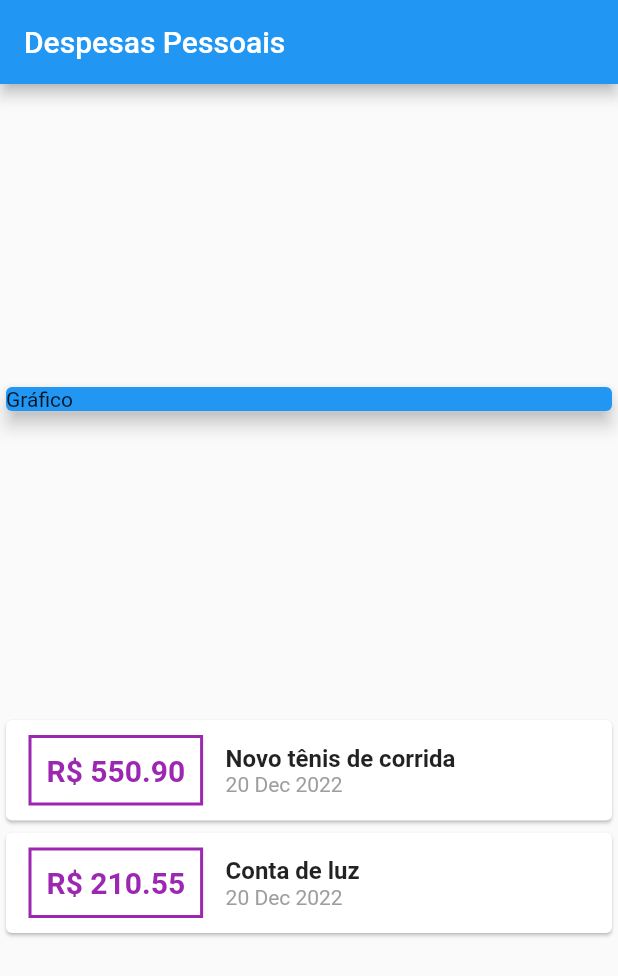
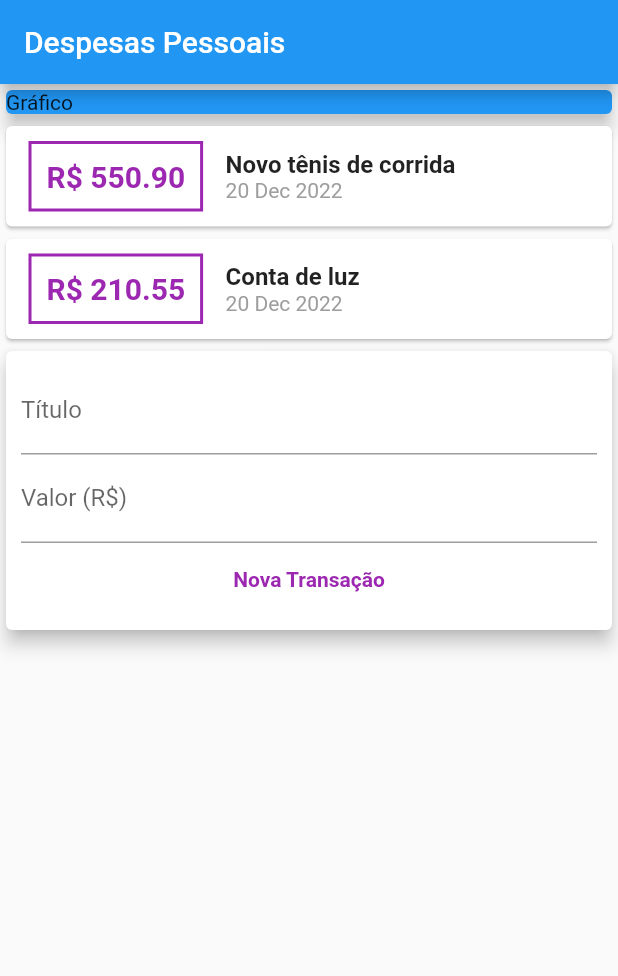
Before and after one commit to Edu551/projetos_flutter, a Flutter app: the screen it shows after launch, on a phone screen of 412 x 824 dp. Shown: the top 976 px of the screen. Run offline on Flutter 3.47's test engine with Material 2 defaults, Android fonts, the phone set to English and light mode, and no system bars.

Commit message:
Criação do textButton

```diff
--- a/expenses/lib/main.dart
+++ b/expenses/lib/main.dart
@@ -42,11 +42,10 @@ class MyHomePage extends StatelessWidget {
         title: const Text('Despesas Pessoais'),
       ),
       body: Column(
-        mainAxisAlignment: MainAxisAlignment.spaceEvenly,
         crossAxisAlignment: CrossAxisAlignment.stretch,
         children: <Widget>[
           Container(
-            child: Card(
+            child: const Card(
               color: Colors.blue,
               elevation: 5,
               child: Text('Gráfico'),
@@ -58,7 +57,7 @@ class MyHomePage extends StatelessWidget {
                 child: Row(
                   children: <Widget>[
                     Container(
-                      margin: EdgeInsets.symmetric(
+                      margin: const EdgeInsets.symmetric(
                         horizontal: 15,
                         vertical: 10,
                       ),
@@ -68,10 +67,10 @@ class MyHomePage extends StatelessWidget {
                           width: 2,
                         ),
                       ),
-                      padding: EdgeInsets.all(10),
+                      padding: const EdgeInsets.all(10),
                       child: Text(
                         'R\$ ${tr.value.toStringAsFixed(2)}',
-                        style: TextStyle(
+                        style: const TextStyle(
                             fontWeight: FontWeight.bold,
                             fontSize: 20,
                             color: Colors.purple),
@@ -83,14 +82,14 @@ class MyHomePage extends StatelessWidget {
                         children: <Widget>[
                           Text(
                             tr.title,
-                            style: TextStyle(
+                            style: const TextStyle(
                               fontWeight: FontWeight.bold,
                               fontSize: 16,
                             ),
                           ),
                           Text(
                             DateFormat('dd MMM y').format(tr.date),
-                            style: TextStyle(
+                            style: const TextStyle(
                               color: Colors.grey,
                             ),
                           ),
@@ -101,6 +100,38 @@ class MyHomePage extends StatelessWidget {
                 ),
               );
             }).toList(),
+          ),
+          Card(
+            elevation: 5,
+            child: Padding(
+              padding: const EdgeInsets.all(10),
+              child: Column(
+                children: <Widget>[
+                  const TextField(
+                    decoration: InputDecoration(
+                      labelText: 'Título',
+                    ),
+                  ),
+                  const TextField(
+                    decoration: InputDecoration(
+                      labelText: 'Valor (R\$)',
+                    ),
+                  ),
+                  TextButton(
+                    onPressed: (() {}),
+                    style: ButtonStyle(
+                      foregroundColor: MaterialStateProperty.all(Colors.purple),
+                    ),
+                    child: const Text(
+                      'Nova Transação',
+                      style: TextStyle(
+                        fontWeight: FontWeight.bold,
+                      ),
+                    ),
+                  )
+                ],
+              ),
+            ),
           )
         ],
       ),
```
